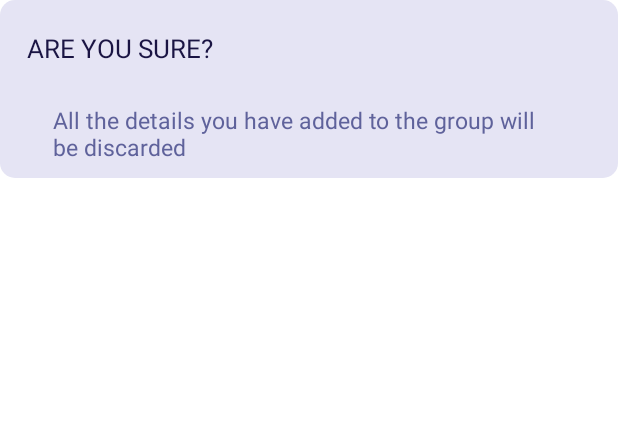
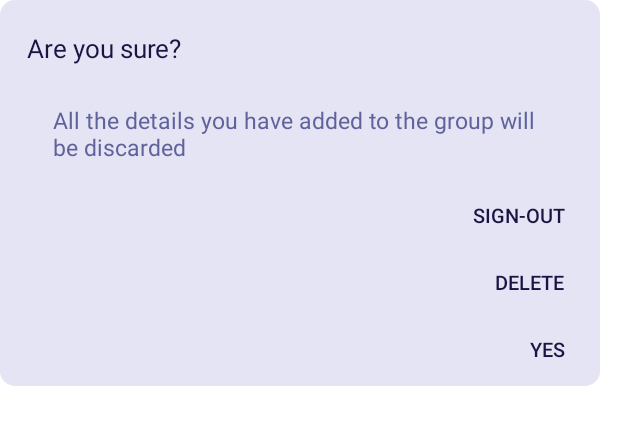
Before and after one commit to narendraanjana09/Notes, an Android app: the layout yes_no_dialog.xml on its own in the app's theme, with its tools: preview values and no code run, on a phone screen of 412 x 824 dp. Shown: the top 425 px of the screen. Run offline under Robolectric (Android 15) with nearby library versions, the phone set to English and light mode, and no system bars.

Commit message:
gif_filter

```diff
--- a/app/build.gradle
+++ b/app/build.gradle
@@ -12,8 +12,8 @@ android {
         applicationId "com.nsa.notes"
         minSdk 21
         targetSdk 31
-        versionCode 2
-        versionName "1.2"
+        versionCode 3
+        versionName "1.3"
 
         testInstrumentationRunner "androidx.test.runner.AndroidJUnitRunner"
     }
--- a/app/src/main/java/com/nsa/notes/adapters/HomeAdapter.java
+++ b/app/src/main/java/com/nsa/notes/adapters/HomeAdapter.java
@@ -6,6 +6,7 @@ import android.view.LayoutInflater;
 import android.view.View;
 import android.view.ViewGroup;
 import android.widget.TextView;
+import android.widget.Toast;
 
 import androidx.annotation.NonNull;
 import androidx.appcompat.widget.AppCompatCheckBox;
@@ -106,7 +107,7 @@ public class HomeAdapter extends RecyclerView.Adapter<HomeAdapter.ViewHolder> {
                     listener.onLongClick();
                     bottomCard.callOnClick();
                     }
-                    return false;
+                    return true;
                 }
             });
 
--- a/app/src/main/java/com/nsa/notes/fragments/DetailFragment.java
+++ b/app/src/main/java/com/nsa/notes/fragments/DetailFragment.java
@@ -181,10 +181,6 @@ public class DetailFragment extends Fragment {
             showToast("please enter title!");
             return false;
         }
-        if(title.length()<5){
-            showToast("title must have atleast 5 characters!");
-            return false;
-        }
         if(descrp.isEmpty()){
             showToast("please enter description!");
             return false;
--- a/app/src/main/java/com/nsa/notes/repo/MainRepository.java
+++ b/app/src/main/java/com/nsa/notes/repo/MainRepository.java
@@ -33,4 +33,8 @@ public class MainRepository {
     public void delete(NoteModel noteModel) {
         new DeleteNote(noteDao).execute(noteModel);
     }
+    public void deleteALl() {
+        new DeleteAll(noteDao).execute();
+    }
+
 }
--- a/app/src/main/java/com/nsa/notes/viewmodels/MainViewModel.java
+++ b/app/src/main/java/com/nsa/notes/viewmodels/MainViewModel.java
@@ -33,4 +33,7 @@ public class MainViewModel extends AndroidViewModel {
     public void delete(NoteModel noteModel) {
         repo.delete(noteModel);
     }
+    public void deleteAll( ) {
+        repo.deleteALl();
+    }
 }
--- a/app/src/main/res/layout/yes_no_dialog.xml
+++ b/app/src/main/res/layout/yes_no_dialog.xml
@@ -2,14 +2,14 @@
 <androidx.constraintlayout.widget.ConstraintLayout
     xmlns:android="http://schemas.android.com/apk/res/android"
     xmlns:tools="http://schemas.android.com/tools"
-    android:layout_width="match_parent"
-    android:layout_height="match_parent"
+    android:layout_width="400dp"
+    android:layout_height="wrap_content"
     xmlns:app="http://schemas.android.com/apk/res-auto">
 
     <androidx.constraintlayout.widget.ConstraintLayout
         android:id="@+id/dialog_layout"
-        android:layout_width="wrap_content"
-        android:layout_height="wrap_content"
+        android:layout_width="match_parent"
+        android:layout_height="match_parent"
         app:layout_constraintStart_toStartOf="parent"
         app:layout_constraintEnd_toEndOf="parent"
         app:layout_constraintTop_toTopOf="parent"
@@ -27,7 +27,6 @@
             android:layout_marginStart="18dp"
             android:text="Are you sure?"
             android:textFontWeight="600"
-            android:textAllCaps="true"
             android:textColor="#1A1443"
             android:textSize="17sp"/>
         <TextView
@@ -46,20 +45,31 @@
             android:paddingStart="10dp"
             android:paddingEnd="10dp"
           />
+        <TextView
+            android:id="@+id/delete_txt"
+            android:layout_width="wrap_content"
+            android:layout_height="wrap_content"
+            app:layout_constraintEnd_toEndOf="@id/yes_txt"
+            app:layout_constraintTop_toBottomOf="@id/yes_txt"
+            android:padding="5dp"
+            android:text="Delete"
+            android:layout_marginTop="15dp"
+            android:fontFamily="sans-serif"
+            android:textFontWeight="600"
+            android:textAllCaps="true"
+            android:textColor="#1A1443"
+            android:textSize="13sp"/>
 
             <TextView
-                android:id="@+id/yes_txt"
+                android:id="@+id/no_txt"
                 android:layout_width="wrap_content"
                 android:layout_height="wrap_content"
-                app:layout_constraintEnd_toStartOf="@id/no_txt"
-                app:layout_constraintTop_toBottomOf="@id/messageTV1"
+                app:layout_constraintEnd_toEndOf="@id/delete_txt"
+                app:layout_constraintTop_toBottomOf="@id/delete_txt"
                 app:layout_constraintBottom_toBottomOf="parent"
                 android:padding="5dp"
-                android:visibility="gone"
-                android:layout_marginEnd="10dp"
-                android:layout_marginTop="20dp"
-                android:layout_marginBottom="20dp"
                 android:text="Yes"
+                android:layout_marginTop="15dp"
                 android:fontFamily="sans-serif"
                 android:textFontWeight="600"
                 android:textAllCaps="true"
@@ -67,7 +77,7 @@
                 android:textSize="13sp"/>
 
             <TextView
-                android:id="@+id/no_txt"
+                android:id="@+id/yes_txt"
                 android:layout_width="wrap_content"
                 android:layout_height="wrap_content"
                 android:padding="5dp"
@@ -75,9 +85,7 @@
                 app:layout_constraintTop_toBottomOf="@id/messageTV1"
                 android:layout_marginTop="20dp"
                 android:layout_marginEnd="18dp"
-                android:text="No"
-                android:visibility="gone"
-                app:layout_constraintBottom_toBottomOf="parent"
+                android:text="Sign-Out"
                 android:layout_marginBottom="20dp"
                 android:fontFamily="sans-serif"
                 android:textFontWeight="600"
```
Also changed, not shown: app/src/main/java/com/nsa/notes/dialogs/YesNoDialog.java (+19 -2 lines), app/src/main/java/com/nsa/notes/fragments/HomeFragment.java (+63 -12 lines), app/src/main/java/com/nsa/notes/repo/DeleteAll.java (added, +20 -0 lines), app/src/main/res/layout/fragment_home.xml (+18 -12 lines), app/src/main/res/xml/fragment_home_xml_constraintlayout_scene.xml (+10 -1 lines).
